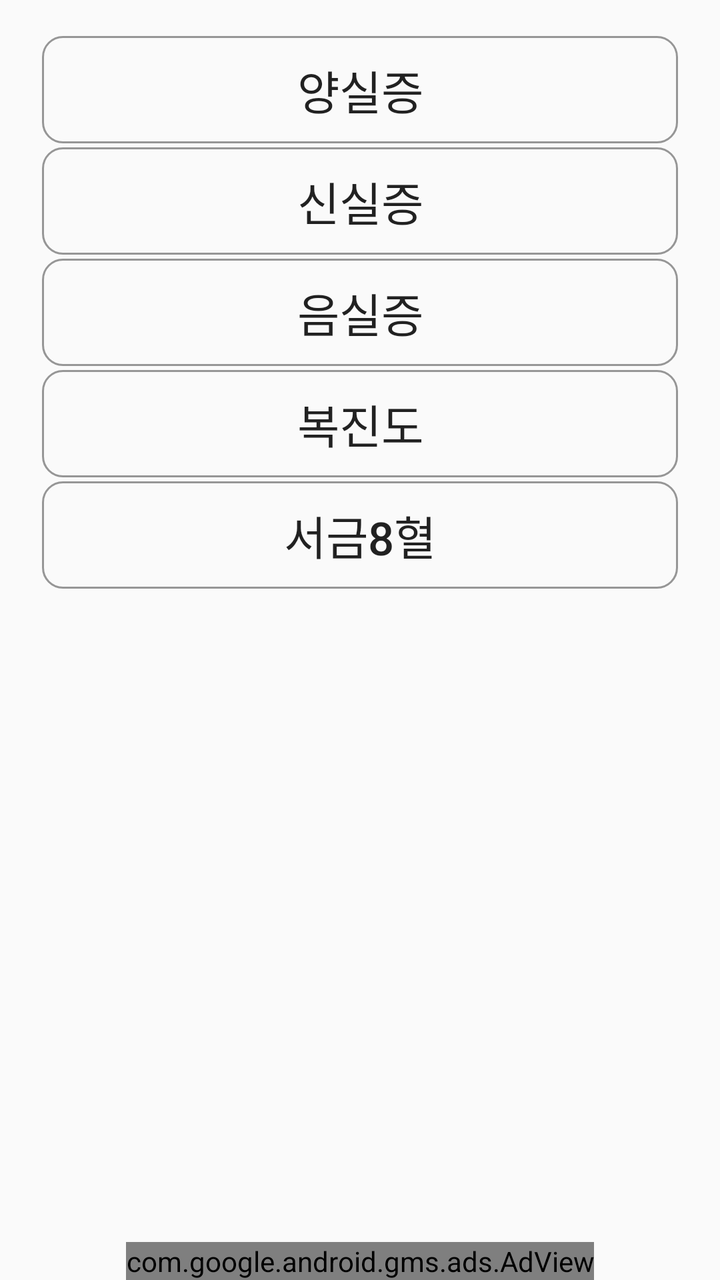
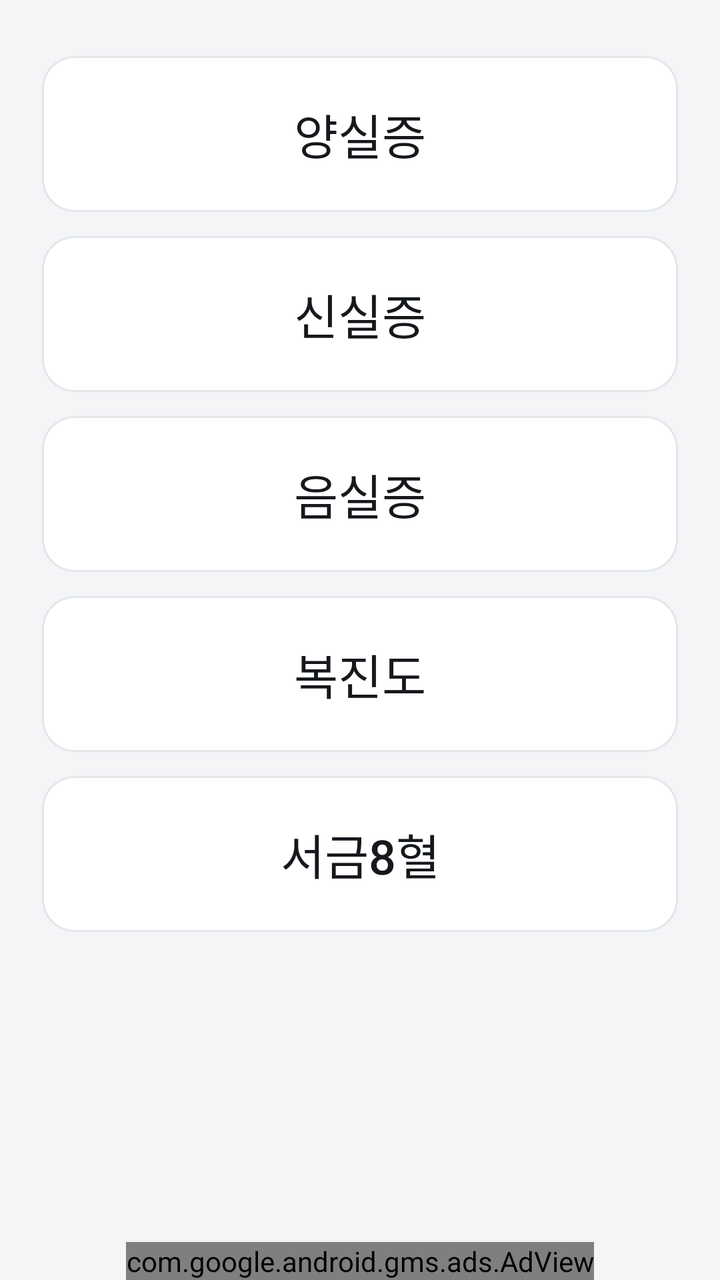

The first picture is an Android layout as it rendered before a commit; the second is the same layout after the commit. The layout source and the unified diff follow.
<!-- AndroidManifest.xml: application theme AppTheme -->
<!-- res/layout/activity_threeone2.xml -->
<?xml version="1.0" encoding="utf-8"?>
<RelativeLayout xmlns:android="http://schemas.android.com/apk/res/android"
    xmlns:tools="http://schemas.android.com/tools"
    xmlns:ads="http://schemas.android.com/apk/res-auto"
    android:paddingTop="@dimen/activity_vertical_margin"
    android:paddingLeft="@dimen/activity_horizontal_margin"
    android:paddingRight="@dimen/activity_horizontal_margin"
    android:layout_width="fill_parent"
    android:layout_height="fill_parent"
    tools:context=".MainActivity" >

    <com.google.android.gms.ads.AdView
        android:id="@+id/adView"
        android:layout_width="wrap_content"
        android:layout_height="wrap_content"
        android:layout_centerHorizontal="true"
        android:layout_alignParentBottom="true"
        ads:adSize="BANNER"
        ads:adUnitId="@string/banner_ad_unit_id" />


    <LinearLayout
        android:id="@+id/linearLayout2"
        android:layout_width="match_parent"
        android:layout_height="match_parent"
        android:layout_alignParentTop="true"
        android:layout_centerHorizontal="true"
        android:orientation="vertical" >

        <Button
            android:id="@+id/button_yangil"
            android:layout_width="fill_parent"
            android:layout_height="wrap_content"
            android:layout_marginLeft="5dp"
            android:layout_marginRight="5dp"
            android:layout_marginTop="2dp"
            android:background="@drawable/button_test"
            android:text="양실증"
            android:textSize="23dp" />

        <Button
            android:id="@+id/button_sinsil"
            android:layout_width="fill_parent"
            android:layout_height="wrap_content"
            android:layout_marginLeft="5dp"
            android:layout_marginRight="5dp"
            android:layout_marginTop="2dp"
            android:background="@drawable/button_test"
            android:text="신실증"
            android:textSize="23dp" />

        <Button
            android:id="@+id/button_eumsil"
            android:layout_width="fill_parent"
            android:layout_height="wrap_content"
            android:layout_marginLeft="5dp"
            android:layout_marginRight="5dp"
            android:layout_marginTop="2dp"
            android:background="@drawable/button_test"
            android:text="음실증"
            android:textSize="23dp" />

        <Button
            android:id="@+id/button_bokjindo"
            android:layout_width="fill_parent"
            android:layout_height="wrap_content"
            android:layout_marginLeft="5dp"
            android:layout_marginRight="5dp"
            android:layout_marginTop="2dp"
            android:background="@drawable/button_test"
            android:text="복진도"
            android:textSize="23dp" />

        <Button
            android:id="@+id/button_8"
            android:layout_width="fill_parent"
            android:layout_height="wrap_content"
            android:layout_marginLeft="5dp"
            android:layout_marginRight="5dp"
            android:layout_marginTop="2dp"
            android:background="@drawable/button_test"
            android:text="서금8혈"
            android:textSize="23dp" />
    </LinearLayout>

</RelativeLayout>
<!-- resources referenced by this layout -->
<resources>
  <dimen name="activity_horizontal_margin">16dp</dimen>
  <dimen name="activity_vertical_margin">16dp</dimen>
  <!-- drawable button_test (drawable) -->
  <?xml version="1.0" encoding="utf-8"?>
  <selector xmlns:android="http://schemas.android.com/apk/res/android">
    <item android:state_pressed="true" >
      <shape>
        <solid
            android:color="#E2E2E2" />
        <stroke
            android:width="1dp"
            android:color="#969696" />
        <padding
            android:left="10dp"
            android:top="10dp"
            android:right="10dp"
            android:bottom="10dp" />
        <corners android:radius="10dp" />  
      </shape>
    </item>
    <item>
      <shape>
        <solid
            android:startColor="#000000" />
        <stroke
            android:width="1dp"
            android:color="#969696" />
        <padding
            android:left="10dp"
            android:top="10dp"
            android:right="10dp"
            android:bottom="10dp" />
        <corners android:radius="10dp" />  
      </shape>
    </item>
  </selector>
  <string name="banner_ad_unit_id">ca-app-pub-1253642133922353/2152469025</string>
  <style name="AppTheme" parent="AppBaseTheme">
          
      </style>
  <style name="AppBaseTheme" parent="Theme.AppCompat.Light">
          
      </style>
</resources>

<!-- the commit's change to res/layout/activity_threeone2.xml (unified diff, before → after) -->
@@ -33,10 +33,10 @@
             android:layout_height="wrap_content"
             android:layout_marginLeft="5dp"
             android:layout_marginRight="5dp"
-            android:layout_marginTop="2dp"
+            android:layout_marginTop="12dp"
             android:background="@drawable/button_test"
             android:text="양실증"
-            android:textSize="23dp" />
+            android:textSize="24sp" />
 
         <Button
             android:id="@+id/button_sinsil"
@@ -44,10 +44,10 @@
             android:layout_height="wrap_content"
             android:layout_marginLeft="5dp"
             android:layout_marginRight="5dp"
-            android:layout_marginTop="2dp"
+            android:layout_marginTop="12dp"
             android:background="@drawable/button_test"
             android:text="신실증"
-            android:textSize="23dp" />
+            android:textSize="24sp" />
 
         <Button
             android:id="@+id/button_eumsil"
@@ -55,10 +55,10 @@
             android:layout_height="wrap_content"
             android:layout_marginLeft="5dp"
             android:layout_marginRight="5dp"
-            android:layout_marginTop="2dp"
+            android:layout_marginTop="12dp"
             android:background="@drawable/button_test"
             android:text="음실증"
-            android:textSize="23dp" />
+            android:textSize="24sp" />
 
         <Button
             android:id="@+id/button_bokjindo"
@@ -66,10 +66,10 @@
             android:layout_height="wrap_content"
             android:layout_marginLeft="5dp"
             android:layout_marginRight="5dp"
-            android:layout_marginTop="2dp"
+            android:layout_marginTop="12dp"
             android:background="@drawable/button_test"
             android:text="복진도"
-            android:textSize="23dp" />
+            android:textSize="24sp" />
 
         <Button
             android:id="@+id/button_8"
@@ -77,10 +77,10 @@
             android:layout_height="wrap_content"
             android:layout_marginLeft="5dp"
             android:layout_marginRight="5dp"
-            android:layout_marginTop="2dp"
+            android:layout_marginTop="12dp"
             android:background="@drawable/button_test"
             android:text="서금8혈"
-            android:textSize="23dp" />
+            android:textSize="24sp" />
     </LinearLayout>
 
 </RelativeLayout>
<!-- resource entries referenced after the edit -->
@@ -5,43 +5,63 @@
   <!-- drawable button_test (drawable) -->
   <?xml version="1.0" encoding="utf-8"?>
   <selector xmlns:android="http://schemas.android.com/apk/res/android">
-    <item android:state_pressed="true" >
-      <shape>
-        <solid
-            android:color="#E2E2E2" />
-        <stroke
-            android:width="1dp"
-            android:color="#969696" />
-        <padding
-            android:left="10dp"
-            android:top="10dp"
-            android:right="10dp"
-            android:bottom="10dp" />
-        <corners android:radius="10dp" />  
-      </shape>
-    </item>
-    <item>
-      <shape>
-        <solid
-            android:startColor="#000000" />
-        <stroke
-            android:width="1dp"
-            android:color="#969696" />
-        <padding
-            android:left="10dp"
-            android:top="10dp"
-            android:right="10dp"
-            android:bottom="10dp" />
-        <corners android:radius="10dp" />  
-      </shape>
-    </item>
+      <item android:state_pressed="true">
+          <shape android:shape="rectangle">
+              <solid android:color="@color/accent_soft" />
+              <stroke
+                  android:width="1dp"
+                  android:color="@color/accent" />
+              <padding
+                  android:left="12dp"
+                  android:top="12dp"
+                  android:right="12dp"
+                  android:bottom="12dp" />
+              <corners android:radius="16dp" />
+          </shape>
+      </item>
+      <item>
+          <shape android:shape="rectangle">
+              <solid android:color="@color/surface" />
+              <stroke
+                  android:width="1dp"
+                  android:color="@color/outline" />
+              <padding
+                  android:left="12dp"
+                  android:top="12dp"
+                  android:right="12dp"
+                  android:bottom="12dp" />
+              <corners android:radius="16dp" />
+          </shape>
+      </item>
   </selector>
   <string name="banner_ad_unit_id">ca-app-pub-1253642133922353/2152469025</string>
   <style name="AppTheme" parent="AppBaseTheme">
+          <item name="colorPrimary">@color/bar</item>
+          <item name="colorPrimaryDark">@color/bar_dark</item>
+          <item name="colorAccent">@color/accent</item>
+          <item name="android:windowBackground">@color/bg</item>
+          <item name="android:buttonStyle">@style/AppButton</item>
+      </style>
+  <color name="accent_soft">#E7F1EC</color>
+  <color name="accent">#1F6E43</color>
+  <color name="surface">#FFFFFF</color>
+  <color name="outline">#E3E6EA</color>
+  <style name="AppBaseTheme" parent="Theme.MaterialComponents.Light.Bridge">
           
       </style>
-  <style name="AppBaseTheme" parent="Theme.AppCompat.Light">
-          
+  <color name="bar">#14171A</color>
+  <color name="bar_dark">#0B0D0F</color>
+  <color name="bg">#F4F5F7</color>
+  <style name="AppButton" parent="Widget.AppCompat.Button">
+          <item name="android:background">@drawable/button_test</item>
+          <item name="android:textColor">@color/text_primary</item>
+          <item name="android:textSize">24sp</item>
+          <item name="android:fontFamily">sans-serif-medium</item>
+          <item name="android:textAllCaps">false</item>
+          <item name="android:minHeight">78dp</item>
+          <item name="android:stateListAnimator">@null</item>
+          <item name="android:elevation">0dp</item>
       </style>
+  <color name="text_primary">#15181C</color>
 </resources>
 
